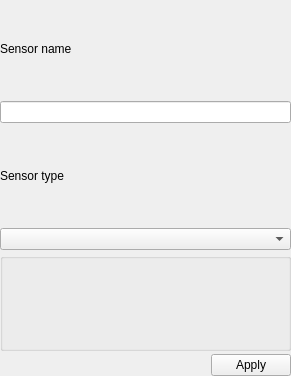
First picture: the form in src/ui/sensor/qgssensorsettingswidgetbase.ui, repository carsmie/QGIS, before the edit.
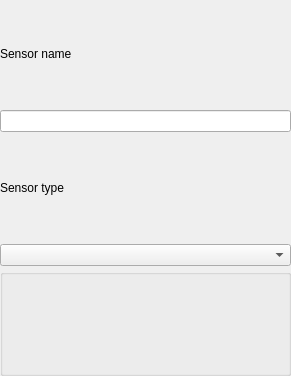
Second picture: the form after the edit. Custom widgets are drawn as their Qt base class.

Commit message: [gui][sensors] Remove the need to apply sensor settings

The edit to the form file:
```diff
--- a/src/ui/sensor/qgssensorsettingswidgetbase.ui
+++ b/src/ui/sensor/qgssensorsettingswidgetbase.ui
@@ -57,13 +57,6 @@
      <layout class="QVBoxLayout" name="mTypeLayout"/>
     </widget>
    </item>
-   <item>
-    <widget class="QDialogButtonBox" name="mButtonBox">
-     <property name="standardButtons">
-      <set>QDialogButtonBox::Apply</set>
-     </property>
-    </widget>
-   </item>
   </layout>
  </widget>
  <customwidgets>
```
The commit also changes 3 other files.
